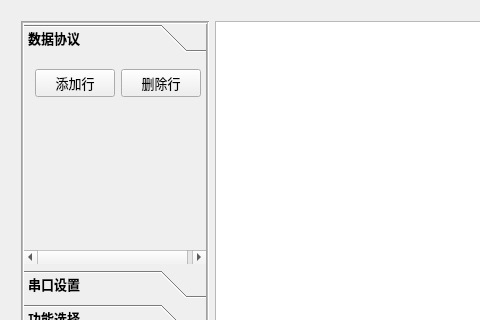
onionc/improved-bee, file mainwindow.ui: the form before one commit; both pictures show x 0 to 480 and y 0 to 320 of the 800 by 470 pixel window.
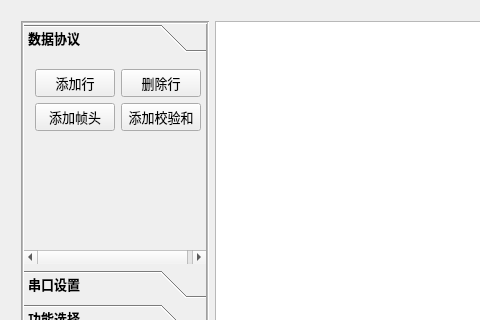
The form after the commit. Icons and pictures are not drawn. Custom widgets are drawn as their Qt base class.

Commit message: feat: 添加帧头和校验和

Diff of the .ui file:
```diff
--- a/mainwindow.ui
+++ b/mainwindow.ui
@@ -102,6 +102,32 @@
              </property>
             </widget>
            </item>
+           <item row="1" column="0">
+            <widget class="QPushButton" name="addHeaderBtn">
+             <property name="font">
+              <font>
+               <weight>50</weight>
+               <bold>false</bold>
+              </font>
+             </property>
+             <property name="text">
+              <string>添加帧头</string>
+             </property>
+            </widget>
+           </item>
+           <item row="1" column="1">
+            <widget class="QPushButton" name="addCheckSumBtn">
+             <property name="font">
+              <font>
+               <weight>50</weight>
+               <bold>false</bold>
+              </font>
+             </property>
+             <property name="text">
+              <string>添加校验和</string>
+             </property>
+            </widget>
+           </item>
           </layout>
          </widget>
          <widget class="QWidget" name="page_2">
```
The commit also changes 2 other files.
